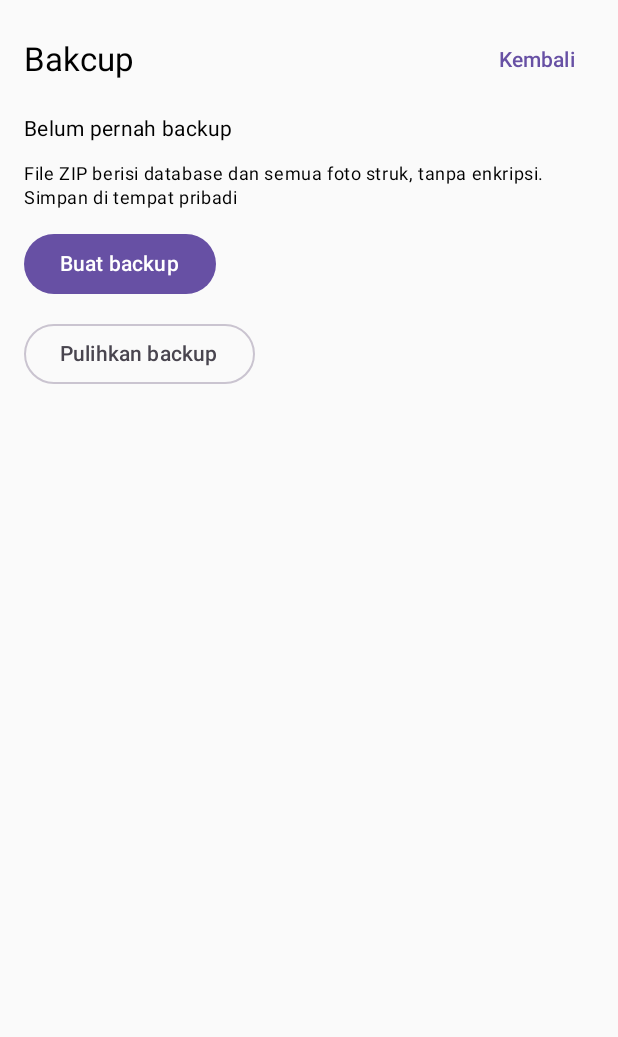
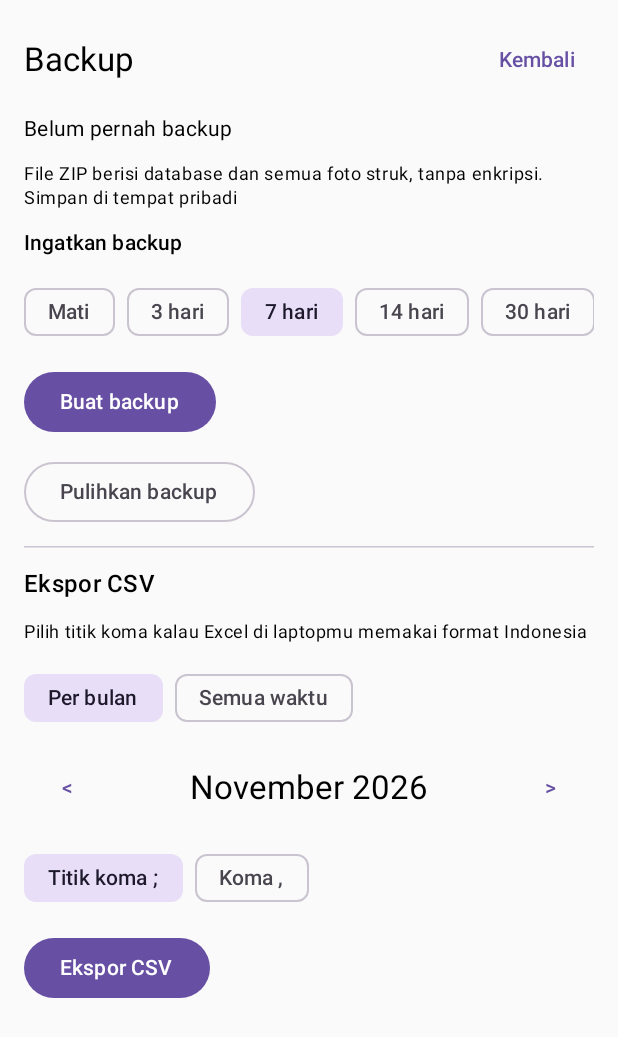
Before and after one commit to tiar430/KasPribadi, an Android app built with Jetpack Compose: the BackupScreen screen opened through its navigation route, on a phone screen of 412 x 824 dp. Shown: the top 1037 px of the screen. Run offline under Robolectric (Android 15) with nearby library versions, the phone set to English and light mode, and no system bars; our stand-ins replace Room's generated code.

Commit message:
Fase 6: End

```diff
--- a/app/src/main/java/com/tiar/kas/data/TransactionDao.kt
+++ b/app/src/main/java/com/tiar/kas/data/TransactionDao.kt
@@ -156,4 +156,21 @@ interface TransactionDao {
 			AND date >= :start AND date < :end
 	""")
 	fun observeCardActivity(cardId: Long, start: Long, end: Long): Flow<CardActivity>
+
+	// sortir dari terlama agar rapi di excel
+	@Query("""
+		SELECT t.date, t.type, t.amount, t.note,
+				a.name AS accountName,
+				ta.name AS toAccountName,
+				COALESCE(p.name, c.name) AS categoryName,
+				CASE WHEN p.id IS NULL THEN NULL ELSE c.name END AS subcategoryName
+		FROM transactions t
+		JOIN accounts a			ON a.id = t.accountId
+		LEFT JOIN accounts ta	ON ta.id = t.toAccountId
+		LEFT JOIN categories c	ON c.id = t.categoryId
+		LEFT JOIN categories p	ON p.id = c.parentId
+		WHERE t.date >= :start AND t.date < :end
+		ORDER BY t.date, t.id
+	""")
+	suspend fun getExportRows(start: Long, end: Long): List<ExportRow>
 }
--- a/app/src/main/java/com/tiar/kas/ui/BackupScreen.kt
+++ b/app/src/main/java/com/tiar/kas/ui/BackupScreen.kt
@@ -10,10 +10,13 @@ import androidx.compose.foundation.layout.Row
 import androidx.compose.foundation.layout.fillMaxSize
 import androidx.compose.foundation.layout.fillMaxWidth
 import androidx.compose.foundation.layout.padding
+import androidx.compose.foundation.horizontalScroll
 import androidx.compose.foundation.rememberScrollState
 import androidx.compose.foundation.verticalScroll
 import androidx.compose.material3.AlertDialog
 import androidx.compose.material3.Button
+import androidx.compose.material3.FilterChip
+import androidx.compose.material3.HorizontalDivider
 import androidx.compose.material3.MaterialTheme
 import androidx.compose.material3.OutlinedButton
 import androidx.compose.material3.Text
@@ -32,9 +35,13 @@ import androidx.compose.ui.platform.LocalContext
 import androidx.compose.ui.unit.dp
 import com.tiar.kas.data.AppDatabase
 import com.tiar.kas.util.BackupManager
+import com.tiar.kas.util.CsvExporter
+import com.tiar.kas.util.endMillis
 import com.tiar.kas.util.formatDateOnly
 import com.tiar.kas.util.formatTime
+import com.tiar.kas.util.startMillis
 import java.time.LocalDate
+import java.time.YearMonth
 import kotlinx.coroutines.launch
 
 @Composable
@@ -42,6 +49,7 @@ fun BackupScreen(db: AppDatabase, onBack: () -> Unit) {
 	val context = LocalContext.current
 	val scope = rememberCoroutineScope()
 	var lastBackup by remember { mutableLongStateOf(BackupManager.lastBackup(context)) }
+	var reminderDays by remember { mutableStateOf(BackupManager.reminderDays(context)) }
 	var busy by remember { mutableStateOf(false) }		// cegah tombol diketuk dua kali saat proses berjalan
 
 	// pemilih lokasi simpan, uri null kalau batal
@@ -69,6 +77,29 @@ fun BackupScreen(db: AppDatabase, onBack: () -> Unit) {
 	val openBackup = rememberLauncherForActivityResult(ActivityResultContracts.OpenDocument()) { uri ->
 		if (uri != null) pendingRestore = uri
 	}
+	var exportMonth by rememberSaveable { mutableStateOf(YearMonth.now()) }
+	var allTime by rememberSaveable { mutableStateOf(false) }
+	var separator by rememberSaveable { mutableStateOf(";") }
+
+	val exportCsv = rememberLauncherForActivityResult(ActivityResultContracts.CreateDocument("text/csv")) { uri ->
+		if (uri != null) {
+			busy = true
+			scope.launch {
+				try {
+					val (start, end) =
+						if (allTime) 0L to Long.MAX_VALUE
+						else exportMonth.startMillis() to exportMonth.endMillis()
+					val rows = db.transactionDao().getExportRows(start, end)
+					CsvExporter.export(context, rows, uri, separator.first())
+					Toast.makeText(context, "${rows.size} transaksi diekspor", Toast.LENGTH_SHORT).show()
+				} catch (e: Exception) {
+					Toast.makeText(context, "Ekspor gagal: ${e.message}", Toast.LENGTH_LONG).show()
+				} finally {
+					busy = false
+				}
+			}
+		}
+	}
 
 	Column(
 		modifier = Modifier
@@ -82,7 +113,7 @@ fun BackupScreen(db: AppDatabase, onBack: () -> Unit) {
 			horizontalArrangement = Arrangement.SpaceBetween,
 			verticalAlignment = Alignment.CenterVertically
 		) {
-			Text("Bakcup", style = MaterialTheme.typography.titleLarge)
+			Text("Backup", style = MaterialTheme.typography.titleLarge)
 			TextButton(onClick = onBack) { Text("Kembali") }
 		}
 
@@ -95,6 +126,23 @@ fun BackupScreen(db: AppDatabase, onBack: () -> Unit) {
 			"File ZIP berisi database dan semua foto struk, tanpa enkripsi. Simpan di tempat pribadi",
 			style = MaterialTheme.typography.bodySmall
 		)
+		Text("Ingatkan backup", style = MaterialTheme.typography.titleSmall)
+		Row(
+			modifier = Modifier.horizontalScroll(rememberScrollState()),
+			horizontalArrangement = Arrangement.spacedBy(8.dp)
+		) {
+			listOf(0 to "Mati", 3 to "3 hari", 7 to "7 hari", 14 to "14 hari", 30 to "30 hari").forEach { (days, text) ->
+				FilterChip(
+					selected = reminderDays == days,
+					onClick = {
+						reminderDays = days
+						BackupManager.setReminderDays(context, days)
+					},
+					label = { Text(text) }
+				)
+			}
+		}
+
 		Button(
 			onClick = { createBackup.launch("KasPribadi-${LocalDate.now()}.zip") },
 			enabled = !busy
@@ -106,6 +154,41 @@ fun BackupScreen(db: AppDatabase, onBack: () -> Unit) {
 			enabled = !busy
 		) {
 			Text("Pulihkan backup")
+		}
+
+		HorizontalDivider()
+		Text("Ekspor CSV", style = MaterialTheme.typography.titleMedium)
+		Text(
+			"Pilih titik koma kalau Excel di laptopmu memakai format Indonesia",
+			style = MaterialTheme.typography.bodySmall
+		)
+
+		Row(horizontalArrangement = Arrangement.spacedBy(8.dp)) {
+			FilterChip(selected = !allTime, onClick = { allTime = false }, label = { Text("Per bulan") })
+			FilterChip(selected = allTime, onClick = { allTime = true }, label = { Text("Semua waktu") })
+		}
+		if (!allTime) {
+			MonthSwitcher(month = exportMonth, onMonthChange = { exportMonth = it })
+		}
+
+		Row(
+			modifier = Modifier.horizontalScroll(rememberScrollState()),
+			horizontalArrangement = Arrangement.spacedBy(8.dp)
+		) {
+			FilterChip(selected = separator == ";", onClick = { separator = ";" }, label = { Text("Titik koma ;") })
+			FilterChip(selected = separator == ",", onClick = { separator = "," }, label = { Text("Koma ,") })
+		}
+
+		Button(
+			onClick = {
+				val fileName =
+					if (allTime) "KasPribadi-semua-${LocalDate.now()}.csv"
+					else "KasPribadi-$exportMonth.csv"
+				exportCsv.launch(fileName)
+			},
+			enabled = !busy
+		) {
+			Text("Ekspor CSV")
 		}
 	}
 
--- a/app/src/main/java/com/tiar/kas/ui/HomeScreen.kt
+++ b/app/src/main/java/com/tiar/kas/ui/HomeScreen.kt
@@ -14,11 +14,13 @@ import androidx.compose.foundation.layout.height
 import androidx.compose.foundation.layout.padding
 import androidx.compose.foundation.lazy.LazyColumn
 import androidx.compose.foundation.lazy.items
+import androidx.compose.foundation.shape.RoundedCornerShape
 import androidx.compose.material3.FilterChip
 import androidx.compose.material3.FloatingActionButton
 import androidx.compose.material3.HorizontalDivider
 import androidx.compose.material3.MaterialTheme
 import androidx.compose.material3.Scaffold
+import androidx.compose.material3.Surface
 import androidx.compose.material3.Text
 import androidx.compose.material3.TextButton
 import androidx.compose.runtime.Composable
@@ -31,11 +33,13 @@ import androidx.compose.runtime.setValue
 import androidx.compose.ui.Alignment
 import androidx.compose.ui.Modifier
 import androidx.compose.ui.graphics.Color
+import androidx.compose.ui.platform.LocalContext
 import androidx.compose.ui.unit.dp
 import com.tiar.kas.data.AppDatabase
 import com.tiar.kas.data.MonthSummary
 import com.tiar.kas.data.TransactionRow
 import com.tiar.kas.data.TransactionType
+import com.tiar.kas.util.BackupManager
 import com.tiar.kas.util.dayLabel
 import com.tiar.kas.util.endMillis
 import com.tiar.kas.util.formatRupiah
@@ -45,6 +49,7 @@ import com.tiar.kas.util.startMillis
 import com.tiar.kas.util.toLocalDate
 import java.time.LocalDate
 import java.time.YearMonth
+import java.time.temporal.ChronoUnit
 
 private enum class HomeView { HARIAN, KALENDER }
 
@@ -86,6 +91,13 @@ fun HomeScreen(
     val incomeColor = MaterialTheme.colorScheme.primary
     val expenseColor = MaterialTheme.colorScheme.error
 
+    val context = LocalContext.current
+    var reminderHidden by rememberSaveable { mutableStateOf(false) }
+    val lastBackup = BackupManager.lastBackup(context)
+    val reminderDays = BackupManager.reminderDays(context)
+    val daysSince = if (lastBackup > 0) ChronoUnit.DAYS.between(lastBackup.toLocalDate(), LocalDate.now()) else -1L
+    val showReminder = !reminderHidden && reminderDays > 0 && (lastBackup == 0L || daysSince >= reminderDays)
+
     Scaffold(
         floatingActionButton = {
             FloatingActionButton(onClick = onAddClick) {
@@ -99,6 +111,26 @@ fun HomeScreen(
                 .padding(innerPadding),
             contentPadding = PaddingValues(start = 16.dp, end = 16.dp, top = 16.dp, bottom = 88.dp)
         ) {
+
+        	if (showReminder) {
+        		item {
+        			Surface(
+        				color = MaterialTheme.colorScheme.tertiaryContainer,
+        				shape = RoundedCornerShape(12.dp),
+        				modifier = Modifier
+        					.fillMaxWidth()
+        					.padding(bottom = 8.dp)
+        			) {
+        				Column(modifier = Modifier.padding(12.dp)) {
+        					Text(
+        						if (lastBackup == 0L) "Belum pernah backup"
+        						else "Backup terakhir $daysSince hari lalu", style = MaterialTheme.typography.titleSmall
+        					)
+        				}
+        			}
+        		}
+        	}
+
             item {
                 Row(
                     modifier = Modifier.fillMaxWidth(),
--- a/app/src/main/java/com/tiar/kas/util/BackupManager.kt
+++ b/app/src/main/java/com/tiar/kas/util/BackupManager.kt
@@ -24,6 +24,12 @@ object BackupManager {
     private fun prefs(context: Context) = context.getSharedPreferences("backup", Context.MODE_PRIVATE)
 
     fun lastBackup(context: Context): Long = prefs(context).getLong("last_backup", 0L)
+
+    // 0 berarti pengingat mati
+    fun reminderDays(context: Context): Int = prefs(context).getInt("reminder_days", 7)
+    fun setReminderDays(context: Context, days: Int) {
+    	prefs(context).edit().putInt("reminder_days", days).apply()
+    }
 
     // tulis ZIP ke lokasi pilihan, hasilnya jumlah foto yang ikut tersimpan
     suspend fun backup(context: Context, db: AppDatabase, target: Uri): Int = withContext(Dispatchers.IO) {
```
Also changed, not shown: app/src/main/java/com/tiar/kas/data/QueryModels.kt (+12 -0 lines), app/src/main/java/com/tiar/kas/util/CsvExporter.kt (added, +62 -0 lines).
